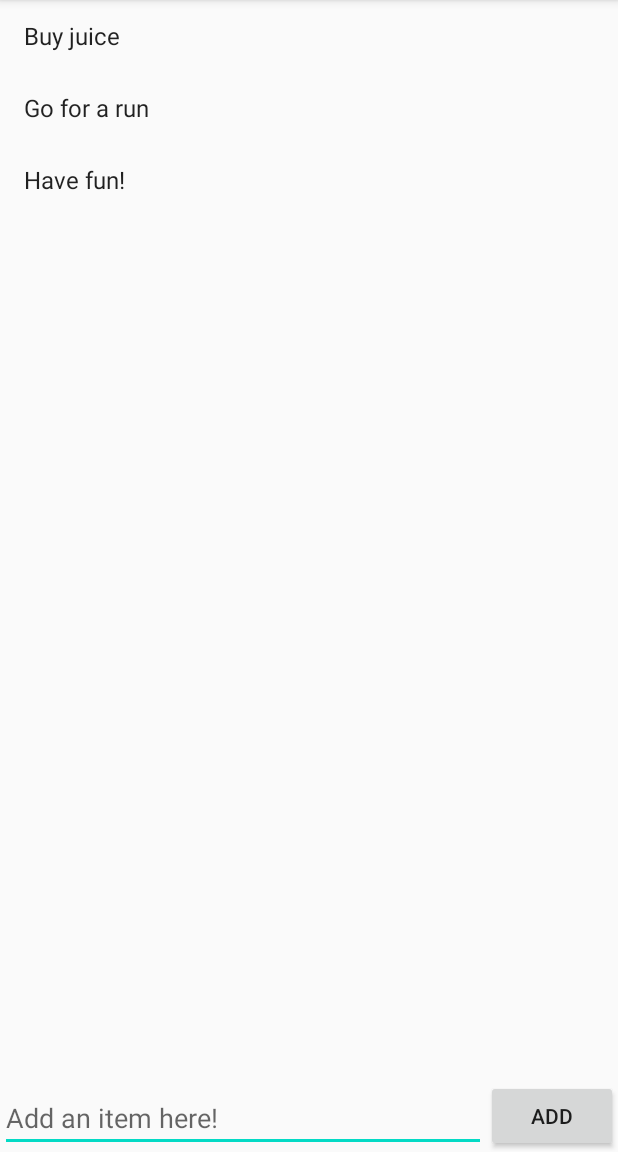
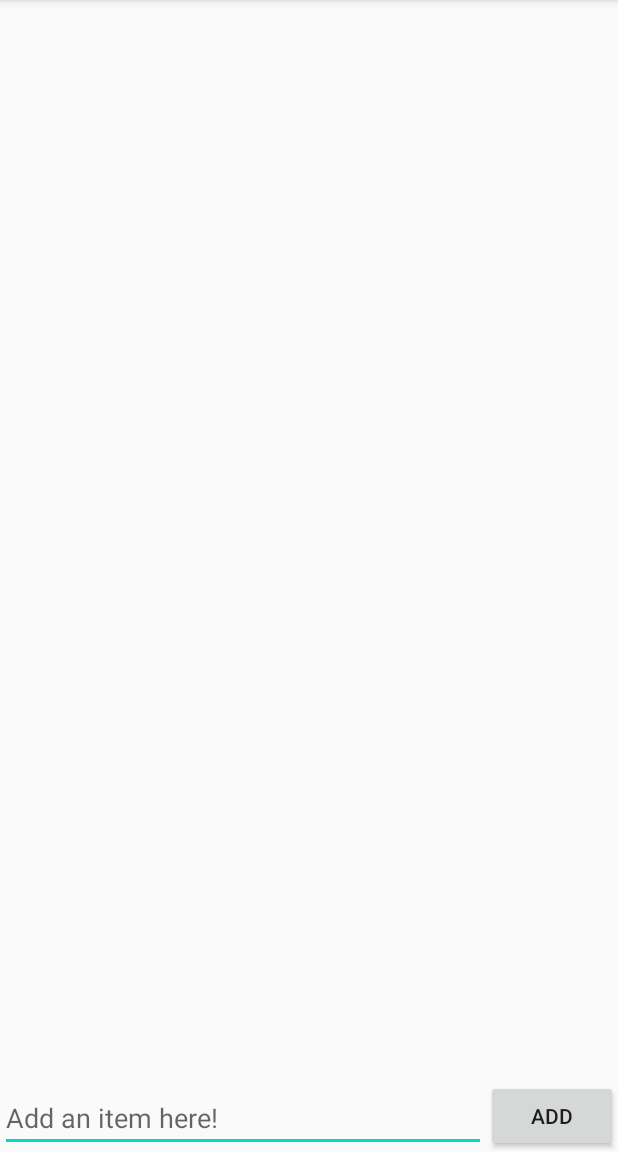
Before and after one commit to pgarza917/SimpleTodo, an Android app: the screen it shows after launch (MainActivity), after a tap on "ADD", on a phone screen of 412 x 824 dp, the part 84-1236 px from its top. Run offline under Robolectric (Android 15) with nearby library versions, the phone set to English and light mode, and no system bars.

Commit message:
Added new library (gradle.build) and code (MainActivity) to handle loading and saving items from stored data file

```diff
--- a/app/build.gradle
+++ b/app/build.gradle
@@ -27,6 +27,7 @@ dependencies {
     implementation 'androidx.appcompat:appcompat:1.1.0'
     implementation 'androidx.constraintlayout:constraintlayout:1.1.3'
     implementation 'androidx.recyclerview:recyclerview:1.1.0'
+    implementation 'commons-io:commons-io:2.6'
     testImplementation 'junit:junit:4.12'
     androidTestImplementation 'androidx.test.ext:junit:1.1.1'
     androidTestImplementation 'androidx.test.espresso:espresso-core:3.2.0'
--- a/app/src/main/java/com/example/simpletodo/MainActivity.java
+++ b/app/src/main/java/com/example/simpletodo/MainActivity.java
@@ -6,17 +6,22 @@ import androidx.recyclerview.widget.RecyclerView;
 
 import android.content.ClipData;
 import android.os.Bundle;
+import org.apache.commons.io.FileUtils;
+import android.util.Log;
 import android.view.View;
 import android.widget.Button;
 import android.widget.EditText;
 import android.widget.Toast;
 
+import java.io.File;
+import java.io.IOException;
+import java.nio.charset.Charset;
 import java.util.ArrayList;
 import java.util.List;
 
 public class MainActivity extends AppCompatActivity {
 
-    List<String> items;
+    List items;
 
     Button btnAdd;
     EditText edItem;
@@ -36,10 +41,8 @@ public class MainActivity extends AppCompatActivity {
         // items will be a model for our data
         items = new ArrayList<>();
 
-        // Mocking data in items list to start
-        items.add("Buy juice");
-        items.add("Go for a run");
-        items.add("Have fun!");
+        // Load saved items from stored data file into the list
+        loadItems();
 
         // Implementation of long click listener needed for communication with Items Adapter
         // class
@@ -52,6 +55,7 @@ public class MainActivity extends AppCompatActivity {
                 itemsAdapter.notifyItemRemoved(position);
                 // Create a Toast to notify user that item was deleted successfully
                 Toast.makeText(getApplicationContext(), "Item was removed", Toast.LENGTH_SHORT).show();
+                saveItems();
             }
         };
 
@@ -79,7 +83,34 @@ public class MainActivity extends AppCompatActivity {
                 edItem.setText("");
                 // Create a Toast to let user know that content was submitted successfully
                 Toast.makeText(getApplicationContext(), "Item was added", Toast.LENGTH_SHORT).show();
+                saveItems();
             }
         });
     }
+
+    // Method will return the file in which we will store our list of to-do items
+    private File getDataFile() {
+        return new File(getFilesDir(), "data.txt");
+    }
+
+    // This function will load items by reading every line of the data file
+    private void loadItems() {
+        try{
+            items = new ArrayList<>(FileUtils.readLines(getDataFile(), Charset.defaultCharset()));
+        }
+        catch(IOException e){
+            Log.e("MainActivity", "Error reading items", e);
+            items = new ArrayList<>();
+        }
+    }
+
+    // This function saves items by writing them into the data file
+    private void saveItems() {
+        try{
+            FileUtils.writeLines(getDataFile(), items);
+        }
+        catch(IOException e) {
+            Log.e("MainActivity", "Error writing items", e);
+        }
+    }
 }
```
